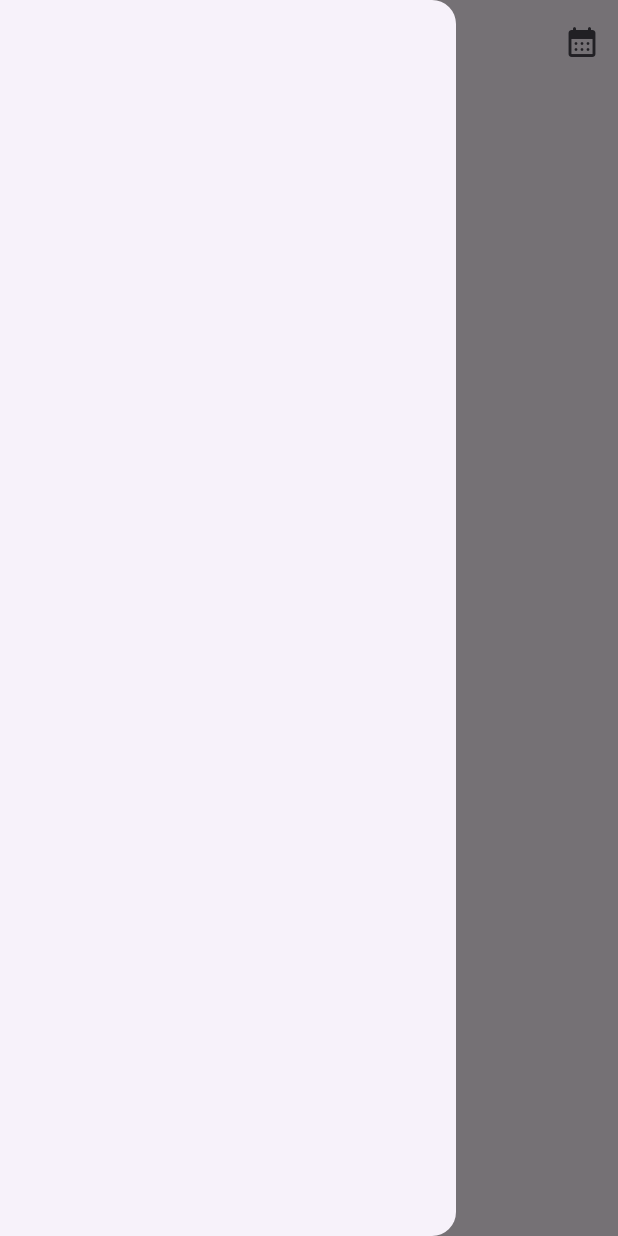
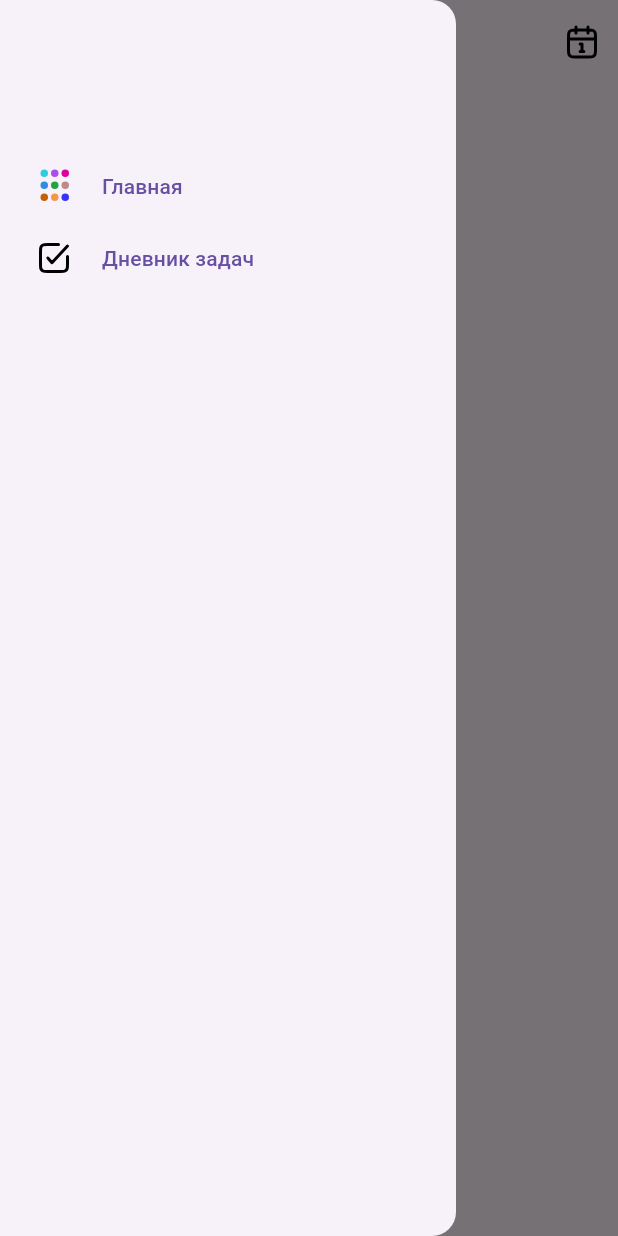
Before and after one commit to maksim-dev1/daily, a Flutter app: the screen it shows after launch, with the side drawer open, on a phone screen of 412 x 824 dp. Run offline on Flutter 3.47's test engine with Material 3 defaults, Android fonts, the phone set to English and light mode, and no system bars; our stand-ins replace drift, flutter_svg, freezed_annotation; accounts and stored records are empty; generated files the repository leaves out were written again.

Commit message:
add drawe button

```diff
--- a/lib/app.dart
+++ b/lib/app.dart
@@ -6,6 +6,6 @@ class App extends StatelessWidget {
 
   @override
   Widget build(BuildContext context) {
-    return MaterialApp(home: HomeScreen(),);
+    return MaterialApp(home: HomeScreen());
   }
 }
--- a/lib/feature/presentation/screens/home_screen.dart
+++ b/lib/feature/presentation/screens/home_screen.dart
@@ -1,5 +1,6 @@
 import 'package:daily/feature/presentation/widgets/custom_drawer.dart';
 import 'package:flutter/material.dart';
+import 'package:flutter_svg/svg.dart';
 
 class HomeScreen extends StatelessWidget {
   const HomeScreen({super.key});
@@ -8,16 +9,20 @@ class HomeScreen extends StatelessWidget {
   Widget build(BuildContext context) {
     return Scaffold(
       appBar: AppBar(
-        leading: IconButton(
-          onPressed: () {
-            Scaffold.of(context).openDrawer();
+        leading: Builder(
+          builder: (context) {
+            return IconButton(
+              onPressed: () {
+                Scaffold.of(context).openDrawer();
+              },
+              icon: SvgPicture.asset('assets/menu.svg'),
+            );
           },
-          icon: Icon(Icons.menu_sharp),
         ),
         actions: [
           IconButton(
             onPressed: () {},
-            icon: Icon(Icons.calendar_month_rounded),
+            icon: SvgPicture.asset('assets/calendar.svg'),
           ),
         ],
       ),
--- a/lib/feature/presentation/widgets/custom_drawer.dart
+++ b/lib/feature/presentation/widgets/custom_drawer.dart
@@ -1,3 +1,6 @@
+import 'package:daily/feature/presentation/screens/home_screen.dart';
+import 'package:daily/feature/presentation/screens/task_diary_screen.dart';
+import 'package:daily/feature/presentation/widgets/drawe_button.dart';
 import 'package:flutter/material.dart';
 
 class CustomDrawer extends StatelessWidget {
@@ -5,6 +8,32 @@ class CustomDrawer extends StatelessWidget {
 
   @override
   Widget build(BuildContext context) {
-    return const Drawer();
+    return Drawer(
+      child: Column(
+        children: [
+          SizedBox(height: 100),
+          DraweButton(
+            icon: 'assets/home_screen_icon.svg',
+            title: 'Главная',
+            onPressed: () {
+              Navigator.push(
+                context,
+                MaterialPageRoute(builder: (context) => HomeScreen()),
+              );
+            },
+          ),
+          DraweButton(
+            icon: 'assets/task_diary_screen_icon.svg',
+            title: 'Дневник задач',
+            onPressed: () {
+              Navigator.push(
+                context,
+                MaterialPageRoute(builder: (context) => TaskDiaryScreen()),
+              );
+            },
+          ),
+        ],
+      ),
+    );
   }
 }
--- /dev/null
+++ b/lib/feature/presentation/widgets/drawe_button.dart
@@ -0,0 +1,28 @@
+import 'package:flutter/material.dart';
+import 'package:flutter_svg/flutter_svg.dart';
+
+class DraweButton extends StatelessWidget {
+  final String icon;
+  final String title;
+  final Function() onPressed;
+
+  const DraweButton({
+    super.key,
+    required this.icon,
+    required this.title,
+    required this.onPressed,
+  });
+
+  @override
+  Widget build(BuildContext context) {
+    return ElevatedButton(
+      onPressed: onPressed,
+      style: ButtonStyle(
+        shadowColor: WidgetStatePropertyAll(Colors.transparent),
+      ),
+      child: Row(
+        children: [SvgPicture.asset(icon), SizedBox(width: 20), Text(title)],
+      ),
+    );
+  }
+}
--- a/pubspec.yaml
+++ b/pubspec.yaml
@@ -40,6 +40,7 @@ dependencies:
   freezed: ^2.5.8
   freezed_annotation: ^2.4.4
   google_fonts: ^6.2.1
+  flutter_svg: ^2.0.17
 
 dev_dependencies:
   flutter_test:
@@ -67,9 +68,8 @@ flutter:
   uses-material-design: true
 
   # To add assets to your application, add an assets section, like this:
-  # assets:
-  #   - images/a_dot_burr.jpeg
-  #   - images/a_dot_ham.jpeg
+  assets:
+    - assets/
 
   # An image asset can refer to one or more resolution-specific "variants", see
   # https://flutter.dev/to/resolution-aware-images
```
Also changed, not shown: lib/feature/presentation/screens/task_diary_screen.dart (added, +20 -0 lines), lib/theme.dart (+60 -76 lines), assets/calendar.svg (added), assets/home_screen_icon.svg (added), assets/menu.svg (added), assets/task_diary_screen_icon.svg (added), pubspec.lock.
